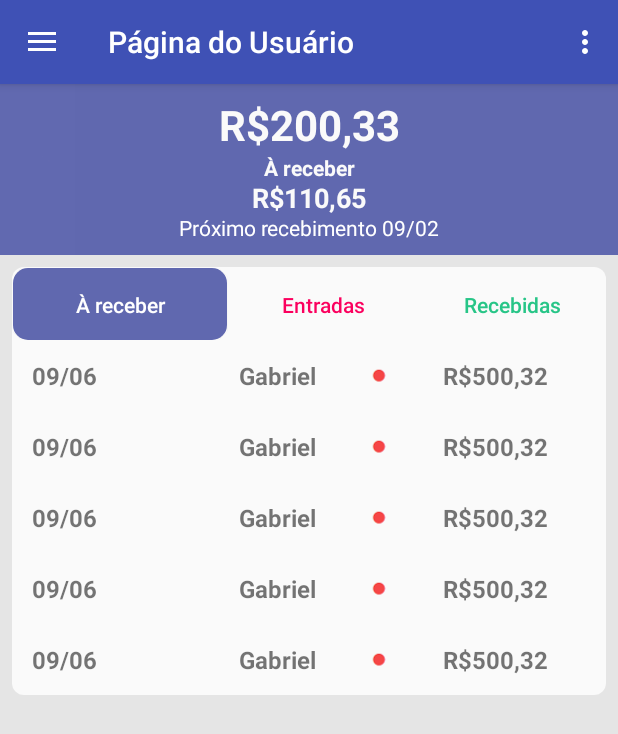
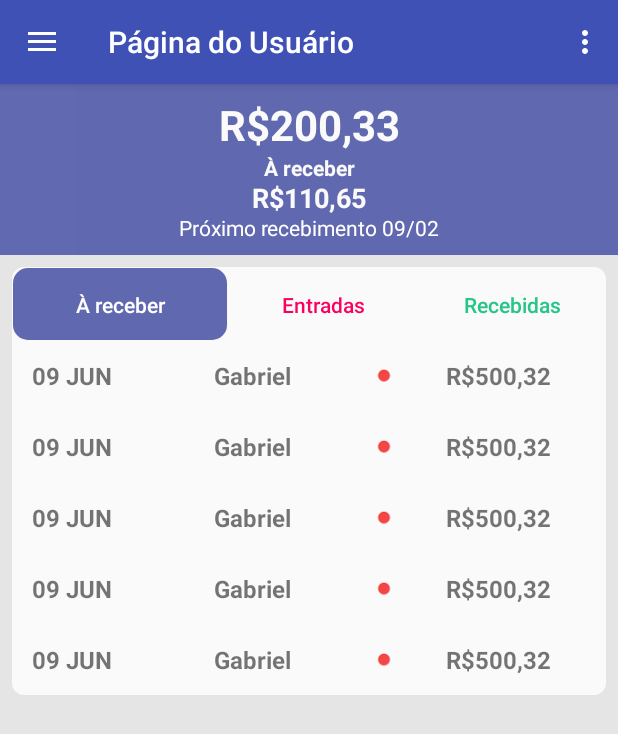
Before and after one commit to filipefborba/lapagapp, an Android app: the initial_userActivity screen opened directly, with no data from a screen before it, on a phone screen of 412 x 824 dp. Shown: the top 734 px of the screen. Run offline under Robolectric (Android 15) with nearby library versions, the phone set to English and light mode, and no system bars.

Commit message:
date format fixed

```diff
--- a/Lapag/app/src/main/res/layout/content_initial_user.xml
+++ b/Lapag/app/src/main/res/layout/content_initial_user.xml
@@ -224,7 +224,7 @@
                                     android:layout_margin="5dp"
                                     android:layout_weight="1"
                                     android:padding="7dp"
-                                    android:text="09/06"
+                                    android:text="09 JUN"
                                     android:textAlignment="textStart"
                                     android:textSize="16sp"
                                     android:textStyle="bold" />
@@ -235,7 +235,7 @@
                                     android:layout_weight="1"
                                     android:padding="7dp"
                                     android:text="Gabriel"
-                                    android:textAlignment="center"
+                                    android:textAlignment="textStart"
                                     android:textSize="16sp"
                                     android:textStyle="bold" />
 
@@ -264,7 +264,7 @@
                                     android:layout_margin="5dp"
                                     android:layout_weight="1"
                                     android:padding="7dp"
-                                    android:text="09/06"
+                                    android:text="09 JUN"
                                     android:textAlignment="textStart"
                                     android:textSize="16sp"
                                     android:textStyle="bold" />
@@ -275,7 +275,7 @@
                                     android:layout_weight="1"
                                     android:padding="7dp"
                                     android:text="Gabriel"
-                                    android:textAlignment="center"
+                                    android:textAlignment="textStart"
                                     android:textSize="16sp"
                                     android:textStyle="bold" />
 
@@ -301,7 +301,7 @@
                                     android:layout_margin="5dp"
                                     android:layout_weight="1"
                                     android:padding="7dp"
-                                    android:text="09/06"
+                                    android:text="09 JUN"
                                     android:textAlignment="textStart"
                                     android:textSize="16sp"
                                     android:textStyle="bold" />
@@ -312,7 +312,7 @@
                                     android:layout_weight="1"
                                     android:padding="7dp"
                                     android:text="Gabriel"
-                                    android:textAlignment="center"
+                                    android:textAlignment="textStart"
                                     android:textSize="16sp"
                                     android:textStyle="bold" />
 
@@ -338,7 +338,7 @@
                                     android:layout_margin="5dp"
                                     android:layout_weight="1"
                                     android:padding="7dp"
-                                    android:text="09/06"
+                                    android:text="09 JUN"
                                     android:textAlignment="textStart"
                                     android:textSize="16sp"
                                     android:textStyle="bold" />
@@ -349,7 +349,7 @@
                                     android:layout_weight="1"
                                     android:padding="7dp"
                                     android:text="Gabriel"
-                                    android:textAlignment="center"
+                                    android:textAlignment="textStart"
                                     android:textSize="16sp"
                                     android:textStyle="bold" />
 
@@ -375,7 +375,7 @@
                                     android:layout_margin="5dp"
                                     android:layout_weight="1"
                                     android:padding="7dp"
-                                    android:text="09/06"
+                                    android:text="09 JUN"
                                     android:textAlignment="textStart"
                                     android:textSize="16sp"
                                     android:textStyle="bold" />
@@ -386,7 +386,7 @@
                                     android:layout_weight="1"
                                     android:padding="7dp"
                                     android:text="Gabriel"
-                                    android:textAlignment="center"
+                                    android:textAlignment="textStart"
                                     android:textSize="16sp"
                                     android:textStyle="bold" />
 
```
